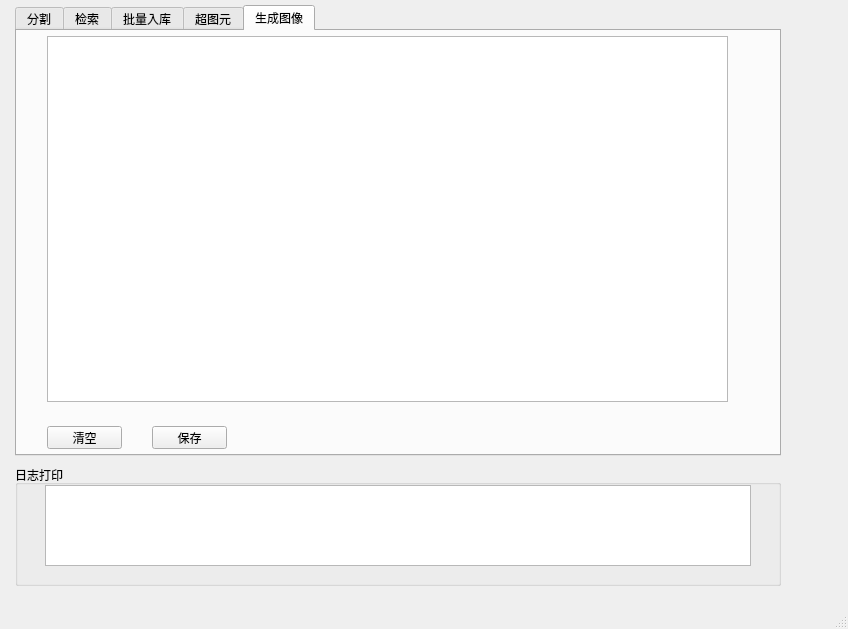
The window that system/Pixel0.1/gui/qt_pixel_main.ui (buptjz/Pixel) describes before a commit, drawn with Qt 5.
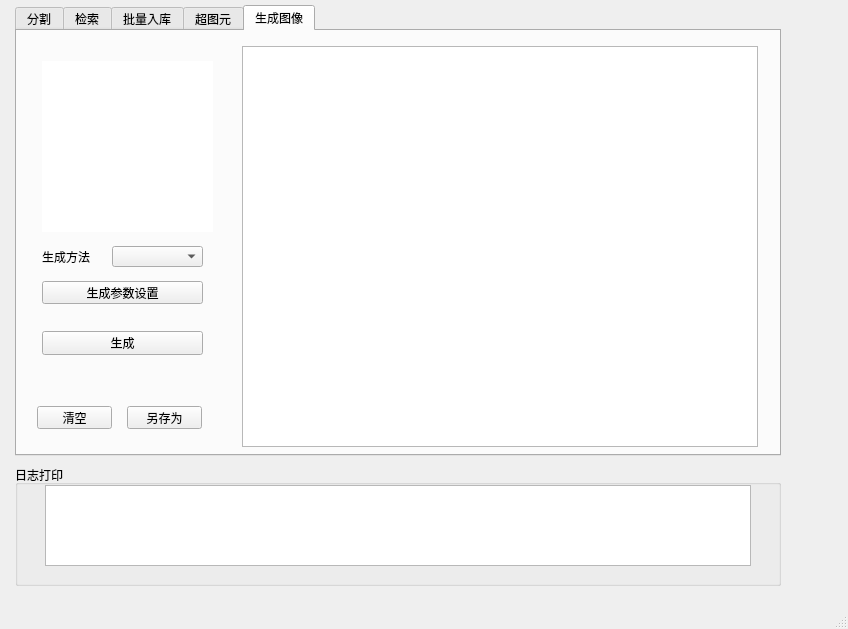
The same window after the commit. The open tabs and pages were chosen to show the change.

Commit message: 修正生成图像界面，修改logDisplay的bug

Patch:
```diff
--- a/system/Pixel0.1/gui/qt_pixel_main.ui
+++ b/system/Pixel0.1/gui/qt_pixel_main.ui
@@ -608,18 +608,18 @@
      <widget class="QGraphicsView" name="GeneratedImageView">
       <property name="geometry">
        <rect>
-        <x>30</x>
-        <y>5</y>
-        <width>681</width>
-        <height>366</height>
+        <x>225</x>
+        <y>15</y>
+        <width>516</width>
+        <height>401</height>
        </rect>
       </property>
      </widget>
      <widget class="QPushButton" name="ClearGeneratedImageBtn">
       <property name="geometry">
        <rect>
-        <x>30</x>
-        <y>395</y>
+        <x>20</x>
+        <y>375</y>
         <width>75</width>
         <height>23</height>
        </rect>
@@ -631,14 +631,79 @@
      <widget class="QPushButton" name="SaveGeneratedImageBtn">
       <property name="geometry">
        <rect>
-        <x>135</x>
-        <y>395</y>
+        <x>110</x>
+        <y>375</y>
         <width>75</width>
         <height>23</height>
        </rect>
       </property>
       <property name="text">
-       <string>保存</string>
+       <string>另存为</string>
+      </property>
+     </widget>
+     <widget class="QGraphicsView" name="Patch2GenerateView">
+      <property name="geometry">
+       <rect>
+        <x>25</x>
+        <y>30</y>
+        <width>171</width>
+        <height>171</height>
+       </rect>
+      </property>
+      <property name="frameShape">
+       <enum>QFrame::NoFrame</enum>
+      </property>
+      <property name="frameShadow">
+       <enum>QFrame::Plain</enum>
+      </property>
+     </widget>
+     <widget class="QLabel" name="label_6">
+      <property name="geometry">
+       <rect>
+        <x>25</x>
+        <y>220</y>
+        <width>54</width>
+        <height>12</height>
+       </rect>
+      </property>
+      <property name="text">
+       <string>生成方法</string>
+      </property>
+     </widget>
+     <widget class="QPushButton" name="GenerateParasSetBtn">
+      <property name="geometry">
+       <rect>
+        <x>25</x>
+        <y>250</y>
+        <width>161</width>
+        <height>23</height>
+       </rect>
+      </property>
+      <property name="text">
+       <string>生成参数设置</string>
+      </property>
+     </widget>
+     <widget class="QComboBox" name="GenerateType">
+      <property name="geometry">
+       <rect>
+        <x>95</x>
+        <y>215</y>
+        <width>91</width>
+        <height>21</height>
+       </rect>
+      </property>
+     </widget>
+     <widget class="QPushButton" name="GenerateImageBtn">
+      <property name="geometry">
+       <rect>
+        <x>25</x>
+        <y>300</y>
+        <width>161</width>
+        <height>24</height>
+       </rect>
+      </property>
+      <property name="text">
+       <string>生成</string>
       </property>
      </widget>
     </widget>
```
Left out of the diff: 2 changed lines with no effect on the pictures. The commit also changes 5 other files.
